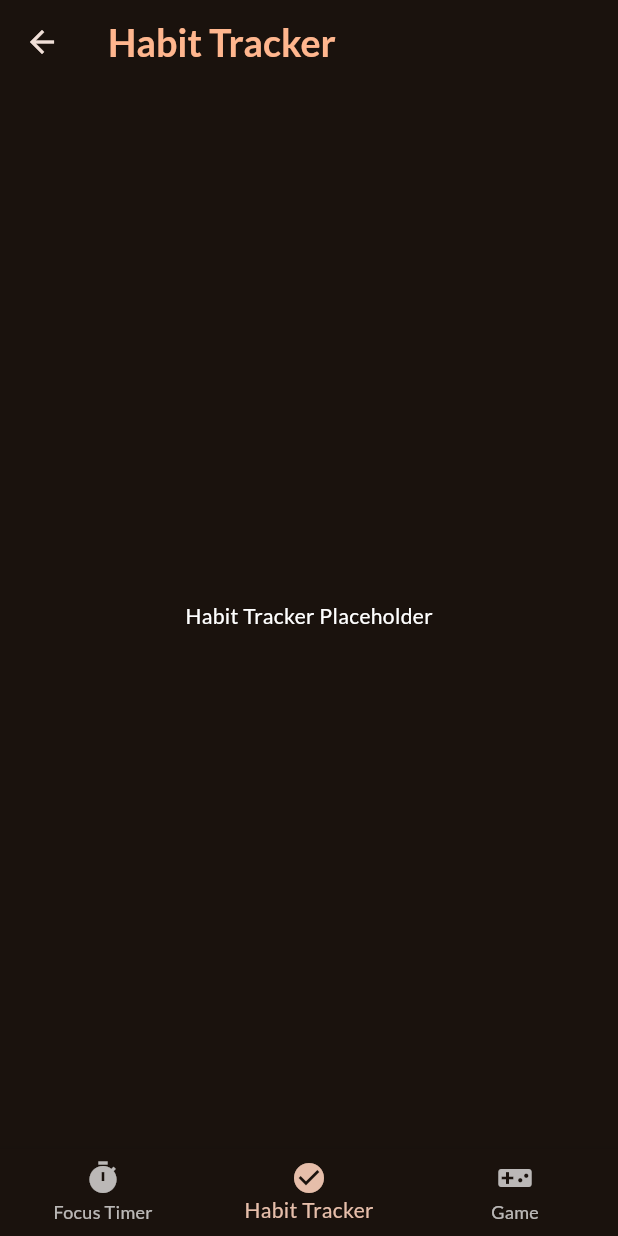
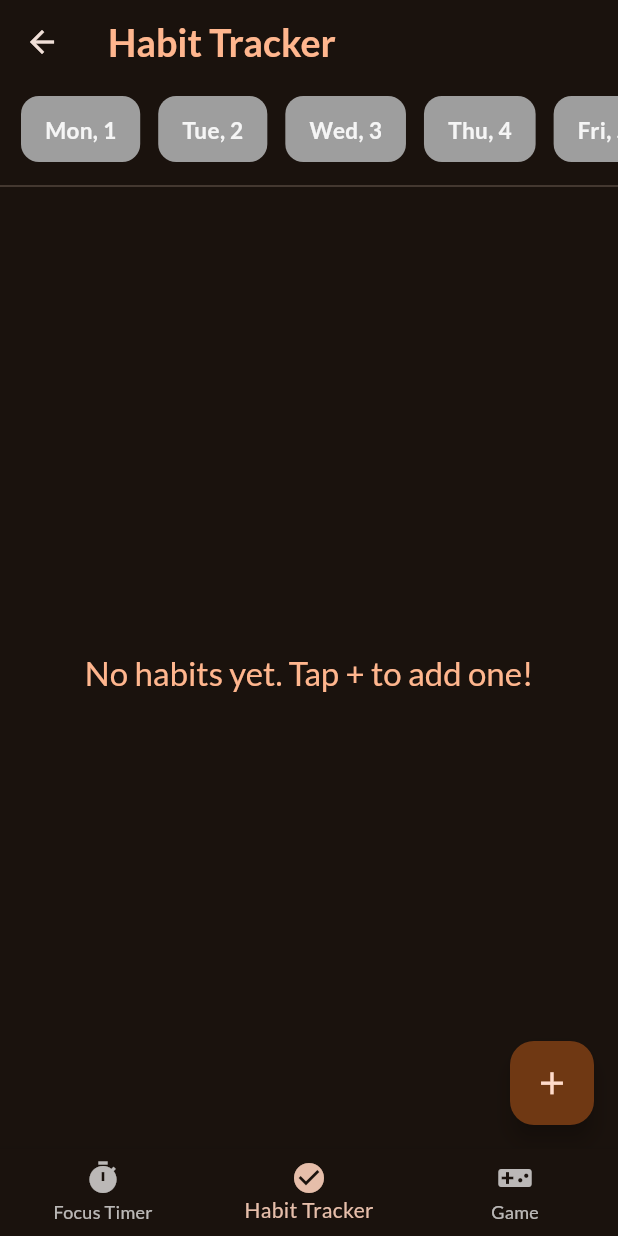
Before and after one commit to Tanu3347/Slay_Delay, a Flutter app: the HomeScreen screen opened directly, item 2 of the bottom bar chosen, on a phone screen of 412 x 824 dp. Run offline on Flutter 3.47's test engine with Material 3 defaults, Android fonts, the light colour scheme and no system bars; our stand-ins replace google_fonts, wakelock_plus.

Commit message:
Habits screen added

```diff
--- /dev/null
+++ b/lib/screens/habit_screen.dart
@@ -0,0 +1,169 @@
+import 'package:flutter/material.dart';
+import 'package:intl/intl.dart';
+
+class HabitScreen extends StatefulWidget {
+  const HabitScreen({super.key});
+
+  @override
+  State<HabitScreen> createState() {
+    return _HabitScreenState();
+  }
+}
+
+class _HabitScreenState extends State<HabitScreen> {
+  DateTime _selectedDate = DateTime.now();
+
+  List<DateTime> get _past7Days => List.generate(
+    7,
+    (index) => DateTime.now().subtract(Duration(days: 6 - index)),
+  );
+
+  final List<String> _habits = [];
+  final Map<String, Map<String, bool>> _habitCompletion = {};
+
+  String _dateKey(DateTime date) => DateFormat('yyyy-MM-dd').format(date);
+
+  void _addHabit(String title) {
+    setState(() {
+      _habits.add(title);
+      _habitCompletion[title] = {};
+    });
+  }
+
+  void _openAddHabitDialog() {
+    final controller = TextEditingController();
+
+    showDialog(
+      context: context,
+      builder: (ctx) {
+        return AlertDialog(
+          title: Text(
+            'New Habit',
+            style: Theme.of(context).textTheme.titleMedium!.copyWith(
+              color: Theme.of(context).colorScheme.primary,
+            ),
+          ),
+          content: TextField(
+            controller: controller,
+            style: Theme.of(context).textTheme.bodyMedium!.copyWith(
+              color: Theme.of(context).colorScheme.primary,
+            ),
+            decoration: const InputDecoration(hintText: 'Enter Habit Title'),
+          ),
+          actions: [
+            TextButton(
+              onPressed: () {
+                Navigator.of(context).pop();
+              },
+              child: const Text('Cancel'),
+            ),
+            TextButton(
+              onPressed: () {
+                final text = controller.text.trim();
+                if (text.isNotEmpty) {
+                  _addHabit(text);
+                }
+                Navigator.of(context).pop();
+              },
+              child: const Text('Add'),
+            ),
+          ],
+        );
+      },
+    );
+  }
+
+  @override
+  Widget build(BuildContext context) {
+    return Scaffold(
+      body: Column(
+        children: [
+          SizedBox(
+            height: 60,
+            child: ListView.builder(
+              scrollDirection: Axis.horizontal,
+              padding: const EdgeInsets.all(8),
+              itemCount: _past7Days.length,
+              itemBuilder: (ctx, index) {
+                final day = _past7Days[index];
+                final isSelected =
+                    _selectedDate.day == day.day &&
+                    _selectedDate.month == day.month &&
+                    _selectedDate.year == day.year;
+                return GestureDetector(
+                  onTap: () {
+                    setState(() {
+                      _selectedDate = day;
+                    });
+                  },
+                  child: Container(
+                    margin: const EdgeInsets.symmetric(horizontal: 6),
+                    padding: const EdgeInsets.symmetric(
+                      horizontal: 16,
+                      vertical: 8,
+                    ),
+                    decoration: BoxDecoration(
+                      color: isSelected ? Colors.orangeAccent : Colors.grey,
+                      borderRadius: BorderRadius.circular(12),
+                    ),
+                    child: Center(
+                      child: Text(
+                        DateFormat('EEE, d').format(day),
+                        style: TextStyle(
+                          color: isSelected ? Colors.white : Colors.grey[100],
+                          fontWeight: FontWeight.bold,
+                          fontSize: 15,
+                        ),
+                      ),
+                    ),
+                  ),
+                );
+              },
+            ),
+          ),
+          const Divider(),
+          Expanded(
+            child: _habits.isEmpty
+                ? Center(
+                    child: Text(
+                      'No habits yet. Tap + to add one!',
+                      style: Theme.of(context).textTheme.titleLarge!.copyWith(
+                        color: Theme.of(context).colorScheme.primary,
+                      ),
+                    ),
+                  )
+                : ListView.builder(
+                    itemCount: _habits.length,
+                    itemBuilder: (context, index) {
+                      final habit = _habits[index];
+                      final dateKey = _dateKey(_selectedDate);
+                      final isDone = _habitCompletion[habit]?[dateKey] ?? false;
+                      return ListTile(
+                        title: Text(
+                          habit,
+                          style: Theme.of(context).textTheme.titleMedium!
+                              .copyWith(
+                                color: Theme.of(context).colorScheme.primary,
+                              ),
+                        ),
+                        trailing: Checkbox(
+                          value: isDone,
+                          onChanged: (val) {
+                            setState(() {
+                              _habitCompletion[habit]?[dateKey] = val ?? false;
+                            });
+                          },
+                        ),
+                      );
+                    },
+                  ),
+          ),
+        ],
+      ),
+      floatingActionButton: FloatingActionButton(
+        onPressed: _openAddHabitDialog,
+        child: const Icon(Icons.add, size: 25),
+      ),
+    );
+  }
+}
--- a/lib/screens/home_screen.dart
+++ b/lib/screens/home_screen.dart
@@ -1,4 +1,5 @@
 import 'package:flutter/material.dart';
+import 'package:slay_delay/screens/habit_screen.dart';
 import 'package:slay_delay/screens/timer_screen.dart';
 
 class HomeScreen extends StatefulWidget {
@@ -31,12 +32,7 @@ class _HomeScreenState extends State<HomeScreen> {
   Widget build(BuildContext context) {
     final pages = [
       const TimerScreen(),
-      const Center(
-        child: Text(
-          'Habit Tracker Placeholder',
-          style: TextStyle(color: Colors.white),
-        ),
-      ), // replace later
+      const HabitScreen(),
       const Center(
         child: Text('Game Placeholder', style: TextStyle(color: Colors.white)),
       ), // replace later
@@ -53,7 +49,6 @@ class _HomeScreenState extends State<HomeScreen> {
           ),
         ),
       ),
-      //drawer: Drawer(),
       bottomNavigationBar: BottomNavigationBar(
         onTap: _selectPage,
         currentIndex: _selectedPageIndex,
--- a/pubspec.yaml
+++ b/pubspec.yaml
@@ -31,6 +31,7 @@ dependencies:
   wakelock_plus: ^1.3.2
   flutter:
     sdk: flutter
+  intl: ^0.19.0
 
   # The following adds the Cupertino Icons font to your application.
   # Use with the CupertinoIcons class for iOS style icons.
```
Also changed, not shown: lib/screens/game_screen.dart (added), pubspec.lock.
